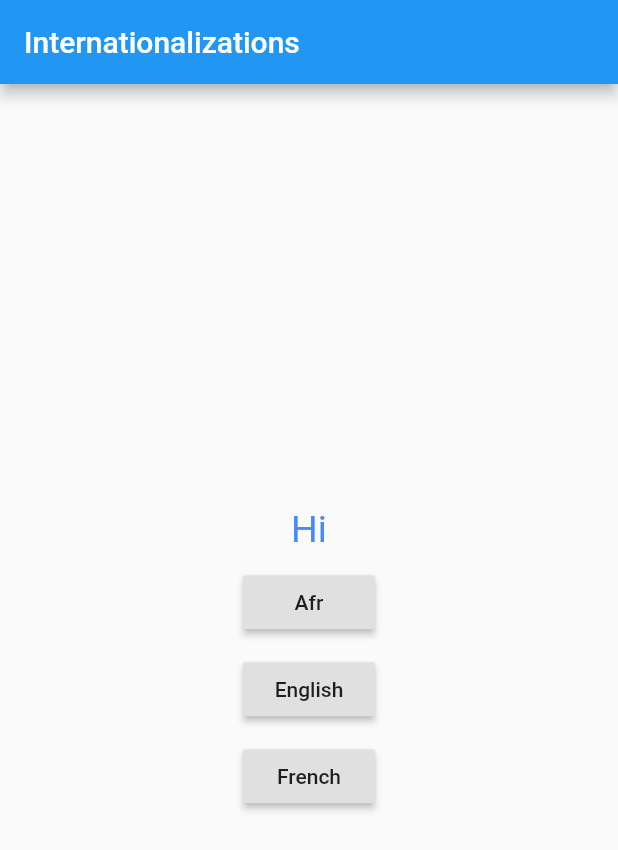
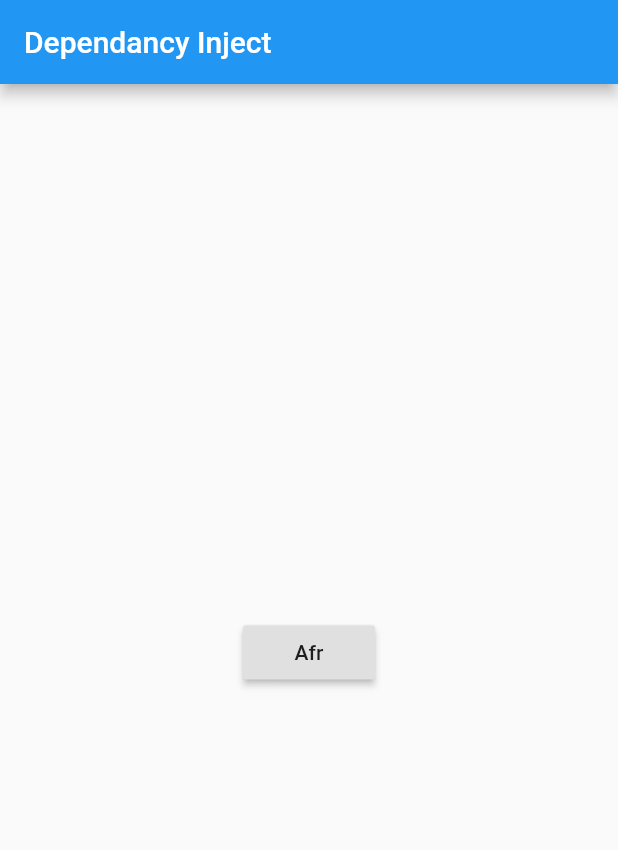
Before and after one commit to vleiswal/ripples_tut_getX, a Flutter app: the screen it shows after launch, after a tap on "Afr", on a phone screen of 412 x 824 dp. Shown: the top 850 px of the screen. Run offline on Flutter 3.47's test engine with Material 2 defaults, Android fonts, the phone set to English and light mode, and no system bars; our stand-ins replace get, shared_preferences.

Commit message:
Lesson_16

```diff
--- a/lib/controllers/my_controller.dart
+++ b/lib/controllers/my_controller.dart
@@ -4,14 +4,22 @@ import 'dart:ui';
 import 'package:get/get_state_manager/get_state_manager.dart';
 import 'package:getx_tut_4/usr/student.dart';
 import 'package:get/get.dart';
+import 'package:shared_preferences/shared_preferences.dart';
 
 class MyController extends GetxController {
-  var count = 0.obs;
+  void incrementCounter() async {
+    SharedPreferences prefs = await SharedPreferences.getInstance();
+    int counter = (prefs.getInt('counter') ?? 0) + 1;
+    print('Pressed $counter times...');
+    await prefs.setInt('counter', counter);
+  }
 
-  void changeLanguage(var langCode, var countryCode) {
-    var locale = Locale(langCode, countryCode);
-    Get.updateLocale(locale);
-  }
+  //var count = 0.obs;
+
+  // void changeLanguage(var langCode, var countryCode) {
+  //   var locale = Locale(langCode, countryCode);
+  //   Get.updateLocale(locale);
+  // }
 
   // void increment() {
   //   count++;
--- a/lib/main.dart
+++ b/lib/main.dart
@@ -12,59 +12,100 @@ void main() {
 }
 
 class MyApp extends StatelessWidget {
-  //Create Controller
-  MyController myController = Get.put(MyController());
-
   @override
   Widget build(BuildContext context) {
+//Create Controller
+    // final MyController myController =
+    //     Get.put(MyController(), tag: 'instance1', permanent: true);
+
+    //Get.lazyPut(() => MyController());
+
+    //Get.create<MyController>(() => MyController());
+
+    Get.putAsync<MyController>(() async => MyController());
+
     return GetMaterialApp(
-      title: 'Translations',
-      translations: Messages(),
-      locale: Locale('en', 'US'),
-      fallbackLocale: Locale('en', 'US'),
+      title: 'Dependancy Inject',
       debugShowCheckedModeBanner: false,
       home: Scaffold(
         appBar: AppBar(
-          title: Text('Internationalizations'),
+          title: Text('Dependancy Inject'),
         ),
         body: Center(
           child: Column(
             mainAxisAlignment: MainAxisAlignment.center,
             crossAxisAlignment: CrossAxisAlignment.center,
             children: [
-              Text(
-                'hello'.tr,
-                style: TextStyle(fontSize: 25, color: Colors.blueAccent),
+              RaisedButton(
+                child: Text('Afr'),
+                onPressed: () {
+                  //Get.find<MyController>();
+                  Get.find<MyController>().incrementCounter();
+                },
               ),
               SizedBox(height: 10),
-              RaisedButton(
-                child: Text('Afr'),
-                onPressed: () => myController.changeLanguage('af', 'ZA'),
-              ),
-              SizedBox(height: 10),
-              RaisedButton(
-                child: Text('English'),
-                onPressed: () => myController.changeLanguage('us', 'US'),
-              ),
-              SizedBox(height: 10),
-              RaisedButton(
-                child: Text('French'),
-                onPressed: () => myController.changeLanguage('fr', 'FR'),
-              ),
-              // Padding(
-              //   padding: EdgeInsets.all(16),
-              //   child: TextField(
-              //     onChanged: (val) {
-              //       myController.increment();
-              //     },
-              //   ),
-              // )
             ],
           ),
         ),
       ),
     );
   }
+
+// class MyApp extends StatelessWidget {
+//   //Create Controller
+//   MyController myController =
+//       Get.put(MyController(), tag: 'instance1', permanent: true);
+
+//   @override
+//   Widget build(BuildContext context) {
+//     return GetMaterialApp(
+//       title: 'Translations',
+//       translations: Messages(),
+//       locale: Locale('en', 'US'),
+//       fallbackLocale: Locale('en', 'US'),
+//       debugShowCheckedModeBanner: false,
+//       home: Scaffold(
+//         appBar: AppBar(
+//           title: Text('Internationalizations'),
+//         ),
+//         body: Center(
+//           child: Column(
+//             mainAxisAlignment: MainAxisAlignment.center,
+//             crossAxisAlignment: CrossAxisAlignment.center,
+//             children: [
+//               Text(
+//                 'hello'.tr,
+//                 style: TextStyle(fontSize: 25, color: Colors.blueAccent),
+//               ),
+//               SizedBox(height: 10),
+//               RaisedButton(
+//                 child: Text('Afr'),
+//                 onPressed: () => myController.changeLanguage('af', 'ZA'),
+//               ),
+//               SizedBox(height: 10),
+//               RaisedButton(
+//                 child: Text('English'),
+//                 onPressed: () => myController.changeLanguage('us', 'US'),
+//               ),
+//               SizedBox(height: 10),
+//               RaisedButton(
+//                 child: Text('French'),
+//                 onPressed: () => myController.changeLanguage('fr', 'FR'),
+//               ),
+//               // Padding(
+//               //   padding: EdgeInsets.all(16),
+//               //   child: TextField(
+//               //     onChanged: (val) {
+//               //       myController.increment();
+//               //     },
+//               //   ),
+//               // )
+//             ],
+//           ),
+//         ),
+//       ),
+//     );
+//   }
 
 // class MyApp extends StatelessWidget {
 //   //Create Controller
--- a/pubspec.yaml
+++ b/pubspec.yaml
@@ -25,6 +25,7 @@ dependencies:
     sdk: flutter
   cupertino_icons: ^1.0.1
   get: ^3.21.3
+  shared_preferences: ^0.5.12+4
 
 dev_dependencies:
   flutter_test:
```
Also changed, not shown: pubspec.lock, 6 other files.
